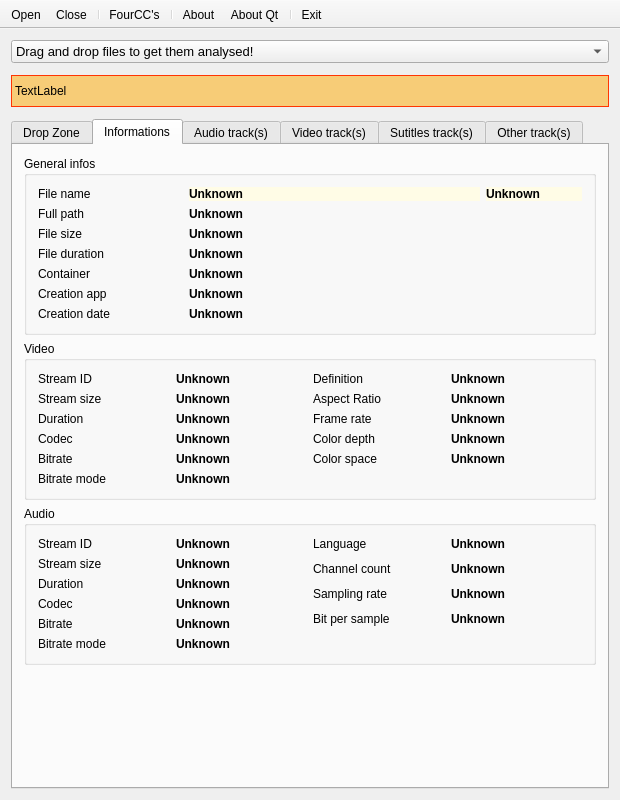
Qt form mini_analyser/ui/mainwindow.ui (emericg/MiniVideo) before a commit.
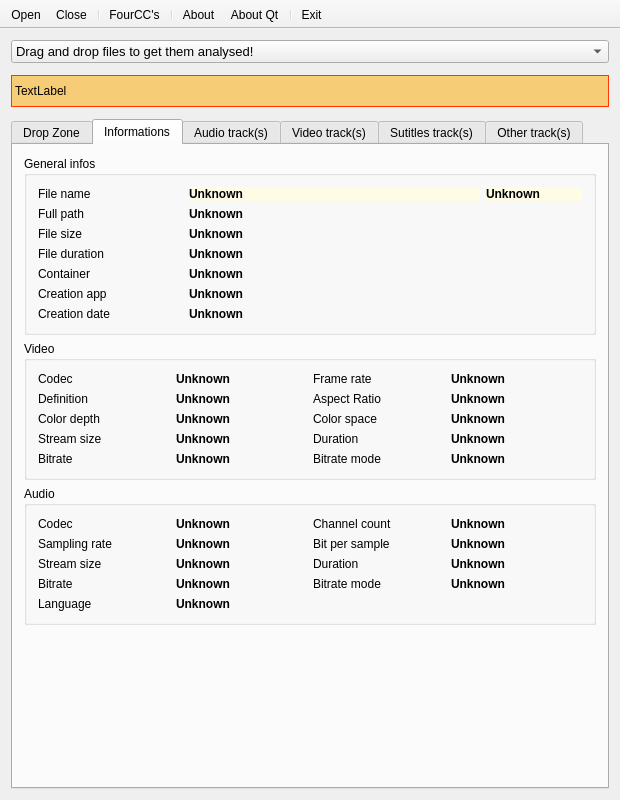
The same form after that commit. The open tabs and pages were chosen to show the change. Icons and pictures are not drawn.

Commit message: Improve mini_analyser GUI

Diff of the .ui file:
```diff
--- a/mini_analyser/ui/mainwindow.ui
+++ b/mini_analyser/ui/mainwindow.ui
@@ -455,82 +455,6 @@
            <string>Video</string>
           </property>
           <layout class="QGridLayout" name="gridLayout_3">
-           <item row="8" column="0">
-            <widget class="QLabel" name="label_48">
-             <property name="text">
-              <string>Bitrate mode</string>
-             </property>
-            </widget>
-           </item>
-           <item row="0" column="0">
-            <widget class="QLabel" name="label_34">
-             <property name="text">
-              <string>Stream ID</string>
-             </property>
-            </widget>
-           </item>
-           <item row="0" column="1">
-            <widget class="QLabel" name="label_video_id">
-             <property name="font">
-              <font>
-               <weight>75</weight>
-               <bold>true</bold>
-              </font>
-             </property>
-             <property name="text">
-              <string>Unknown</string>
-             </property>
-             <property name="textInteractionFlags">
-              <set>Qt::LinksAccessibleByMouse|Qt::TextSelectableByKeyboard|Qt::TextSelectableByMouse</set>
-             </property>
-            </widget>
-           </item>
-           <item row="0" column="2">
-            <widget class="QLabel" name="label_35">
-             <property name="text">
-              <string>Definition</string>
-             </property>
-            </widget>
-           </item>
-           <item row="0" column="3">
-            <widget class="QLabel" name="label_video_definition">
-             <property name="font">
-              <font>
-               <weight>75</weight>
-               <bold>true</bold>
-              </font>
-             </property>
-             <property name="text">
-              <string>Unknown</string>
-             </property>
-             <property name="textInteractionFlags">
-              <set>Qt::LinksAccessibleByMouse|Qt::TextSelectableByKeyboard|Qt::TextSelectableByMouse</set>
-             </property>
-            </widget>
-           </item>
-           <item row="1" column="0">
-            <widget class="QLabel" name="label_36">
-             <property name="text">
-              <string>Stream size</string>
-             </property>
-            </widget>
-           </item>
-           <item row="1" column="1">
-            <widget class="QLabel" name="label_video_size">
-             <property name="font">
-              <font>
-               <weight>75</weight>
-               <bold>true</bold>
-              </font>
-             </property>
-             <property name="text">
-              <string>Unknown</string>
-             </property>
-             <property name="textInteractionFlags">
-              <set>Qt::LinksAccessibleByMouse|Qt::TextSelectableByKeyboard|Qt::TextSelectableByMouse</set>
-             </property>
-            </widget>
-           </item>
            <item row="1" column="2">
             <widget class="QLabel" name="label_37">
              <property name="text">
@@ -554,14 +478,60 @@
              </property>
             </widget>
            </item>
-           <item row="2" column="2">
+           <item row="3" column="0">
+            <widget class="QLabel" name="label_36">
+             <property name="text">
+              <string>Stream size</string>
+             </property>
+            </widget>
+           </item>
+           <item row="0" column="0">
+            <widget class="QLabel" name="label_42">
+             <property name="text">
+              <string>Codec</string>
+             </property>
+            </widget>
+           </item>
+           <item row="3" column="1">
+            <widget class="QLabel" name="label_video_size">
+             <property name="font">
+              <font>
+               <weight>75</weight>
+               <bold>true</bold>
+              </font>
+             </property>
+             <property name="text">
+              <string>Unknown</string>
+             </property>
+             <property name="textInteractionFlags">
+              <set>Qt::LinksAccessibleByMouse|Qt::TextSelectableByKeyboard|Qt::TextSelectableByMouse</set>
+             </property>
+            </widget>
+           </item>
+           <item row="0" column="1">
+            <widget class="QLabel" name="label_video_codec">
+             <property name="font">
+              <font>
+               <weight>75</weight>
+               <bold>true</bold>
+              </font>
+             </property>
+             <property name="text">
+              <string>Unknown</string>
+             </property>
+             <property name="textInteractionFlags">
+              <set>Qt::LinksAccessibleByMouse|Qt::TextSelectableByKeyboard|Qt::TextSelectableByMouse</set>
+             </property>
+            </widget>
+           </item>
+           <item row="0" column="2">
             <widget class="QLabel" name="label_46">
              <property name="text">
               <string>Frame rate</string>
              </property>
             </widget>
            </item>
-           <item row="2" column="3">
+           <item row="0" column="3">
             <widget class="QLabel" name="label_video_framerate">
              <property name="font">
               <font>
@@ -577,14 +547,106 @@
              </property>
             </widget>
            </item>
-           <item row="4" column="2">
+           <item row="3" column="3">
+            <widget class="QLabel" name="label_video_duration">
+             <property name="font">
+              <font>
+               <weight>75</weight>
+               <bold>true</bold>
+              </font>
+             </property>
+             <property name="text">
+              <string>Unknown</string>
+             </property>
+             <property name="textInteractionFlags">
+              <set>Qt::LinksAccessibleByMouse|Qt::TextSelectableByKeyboard|Qt::TextSelectableByMouse</set>
+             </property>
+            </widget>
+           </item>
+           <item row="3" column="2">
+            <widget class="QLabel" name="label_41">
+             <property name="text">
+              <string>Duration</string>
+             </property>
+            </widget>
+           </item>
+           <item row="1" column="0">
+            <widget class="QLabel" name="label_35">
+             <property name="text">
+              <string>Definition</string>
+             </property>
+            </widget>
+           </item>
+           <item row="5" column="0">
+            <widget class="QLabel" name="label_47">
+             <property name="text">
+              <string>Bitrate</string>
+             </property>
+            </widget>
+           </item>
+           <item row="1" column="1">
+            <widget class="QLabel" name="label_video_definition">
+             <property name="font">
+              <font>
+               <weight>75</weight>
+               <bold>true</bold>
+              </font>
+             </property>
+             <property name="text">
+              <string>Unknown</string>
+             </property>
+             <property name="textInteractionFlags">
+              <set>Qt::LinksAccessibleByMouse|Qt::TextSelectableByKeyboard|Qt::TextSelectableByMouse</set>
+             </property>
+            </widget>
+           </item>
+           <item row="5" column="1">
+            <widget class="QLabel" name="label_video_bitrate">
+             <property name="font">
+              <font>
+               <weight>75</weight>
+               <bold>true</bold>
+              </font>
+             </property>
+             <property name="text">
+              <string>Unknown</string>
+             </property>
+             <property name="textInteractionFlags">
+              <set>Qt::LinksAccessibleByMouse|Qt::TextSelectableByKeyboard|Qt::TextSelectableByMouse</set>
+             </property>
+            </widget>
+           </item>
+           <item row="5" column="2">
+            <widget class="QLabel" name="label_48">
+             <property name="text">
+              <string>Bitrate mode</string>
+             </property>
+            </widget>
+           </item>
+           <item row="5" column="3">
+            <widget class="QLabel" name="label_video_bitratemode">
+             <property name="font">
+              <font>
+               <weight>75</weight>
+               <bold>true</bold>
+              </font>
+             </property>
+             <property name="text">
+              <string>Unknown</string>
+             </property>
+             <property name="textInteractionFlags">
+              <set>Qt::LinksAccessibleByMouse|Qt::TextSelectableByKeyboard|Qt::TextSelectableByMouse</set>
+             </property>
+            </widget>
+           </item>
+           <item row="2" column="0">
             <widget class="QLabel" name="label_38">
              <property name="text">
               <string>Color depth</string>
              </property>
             </widget>
            </item>
-           <item row="4" column="3">
+           <item row="2" column="1">
             <widget class="QLabel" name="label_video_color_depth">
              <property name="font">
               <font>
@@ -600,14 +662,14 @@
              </property>
             </widget>
            </item>
-           <item row="5" column="2">
+           <item row="2" column="2">
             <widget class="QLabel" name="label_40">
              <property name="text">
               <string>Color space</string>
              </property>
             </widget>
            </item>
-           <item row="5" column="3">
+           <item row="2" column="3">
             <widget class="QLabel" name="label_video_color_subsampling">
              <property name="font">
               <font>
@@ -623,91 +685,6 @@
              </property>
             </widget>
            </item>
-           <item row="8" column="1">
-            <widget class="QLabel" name="label_video_bitratemode">
-             <property name="font">
-              <font>
-               <weight>75</weight>
-               <bold>true</bold>
-              </font>
-             </property>
-             <property name="text">
-              <string>Unknown</string>
-             </property>
-             <property name="textInteractionFlags">
-              <set>Qt::LinksAccessibleByMouse|Qt::TextSelectableByKeyboard|Qt::TextSelectableByMouse</set>
-             </property>
-            </widget>
-           </item>
-           <item row="5" column="0">
-            <widget class="QLabel" name="label_47">
-             <property name="text">
-              <string>Bitrate</string>
-             </property>
-            </widget>
-           </item>
-           <item row="5" column="1">
-            <widget class="QLabel" name="label_video_bitrate">
-             <property name="font">
-              <font>
-               <weight>75</weight>
-               <bold>true</bold>
-              </font>
-             </property>
-             <property name="text">
-              <string>Unknown</string>
-             </property>
-             <property name="textInteractionFlags">
-              <set>Qt::LinksAccessibleByMouse|Qt::TextSelectableByKeyboard|Qt::TextSelectableByMouse</set>
-             </property>
-            </widget>
-           </item>
-           <item row="2" column="0">
-            <widget class="QLabel" name="label_41">
-             <property name="text">
-              <string>Duration</string>
-             </property>
-            </widget>
-           </item>
-           <item row="4" column="0">
-            <widget class="QLabel" name="label_42">
-             <property name="text">
-              <string>Codec</string>
-             </property>
-            </widget>
-           </item>
-           <item row="2" column="1">
-            <widget class="QLabel" name="label_video_duration">
-             <property name="font">
-              <font>
-               <weight>75</weight>
-               <bold>true</bold>
-              </font>
-             </property>
-             <property name="text">
-              <string>Unknown</string>
-             </property>
-             <property name="textInteractionFlags">
-              <set>Qt::LinksAccessibleByMouse|Qt::TextSelectableByKeyboard|Qt::TextSelectableByMouse</set>
-             </property>
-            </widget>
-           </item>
-           <item row="4" column="1">
-            <widget class="QLabel" name="label_video_codec">
-             <property name="font">
-              <font>
-               <weight>75</weight>
-               <bold>true</bold>
-              </font>
-             </property>
-             <property name="text">
-              <string>Unknown</string>
-             </property>
-             <property name="textInteractionFlags">
-              <set>Qt::LinksAccessibleByMouse|Qt::TextSelectableByKeyboard|Qt::TextSelectableByMouse</set>
-             </property>
-            </widget>
-           </item>
           </layout>
          </widget>
         </item>
@@ -718,14 +695,14 @@
           </property>
           <layout class="QGridLayout" name="gridLayout_4">
            <item row="0" column="0">
-            <widget class="QLabel" name="label_21">
+            <widget class="QLabel" name="label_18">
              <property name="text">
-              <string>Stream ID</string>
+              <string>Codec</string>
              </property>
             </widget>
            </item>
            <item row="0" column="1">
-            <widget class="QLabel" name="label_audio_id">
+            <widget class="QLabel" name="label_audio_codec">
              <property name="font">
               <font>
                <weight>75</weight>
@@ -740,60 +717,21 @@
              </property>
             </widget>
            </item>
-           <item row="0" column="2">
+           <item row="4" column="0">
             <widget class="QLabel" name="label_24">
              <property name="text">
               <string>Language</string>
              </property>
             </widget>
            </item>
-           <item row="0" column="3">
-            <widget class="QLabel" name="label_audio_lng">
-             <property name="font">
-              <font>
-               <weight>75</weight>
-               <bold>true</bold>
-              </font>
-             </property>
-             <property name="text">
-              <string>Unknown</string>
-             </property>
-             <property name="textInteractionFlags">
-              <set>Qt::LinksAccessibleByMouse|Qt::TextSelectableByKeyboard|Qt::TextSelectableByMouse</set>
-             </property>
-            </widget>
-           </item>
-           <item row="1" column="0">
-            <widget class="QLabel" name="label_22">
-             <property name="text">
-              <string>Stream size</string>
-             </property>
-            </widget>
-           </item>
-           <item row="1" column="1">
-            <widget class="QLabel" name="label_audio_size">
-             <property name="font">
-              <font>
-               <weight>75</weight>
-               <bold>true</bold>
-              </font>
-             </property>
-             <property name="text">
-              <string>Unknown</string>
-             </property>
-             <property name="textInteractionFlags">
-              <set>Qt::LinksAccessibleByMouse|Qt::TextSelectableByKeyboard|Qt::TextSelectableByMouse</set>
-             </property>
-            </widget>
-           </item>
-           <item row="1" column="2" rowspan="2">
+           <item row="0" column="2">
             <widget class="QLabel" name="label_45">
              <property name="text">
               <string>Channel count</string>
              </property>
             </widget>
            </item>
-           <item row="1" column="3" rowspan="2">
+           <item row="0" column="3">
             <widget class="QLabel" name="label_audio_channels">
              <property name="font">
               <font>
@@ -809,15 +747,8 @@
              </property>
             </widget>
            </item>
-           <item row="2" column="0" rowspan="2">
-            <widget class="QLabel" name="label_17">
-             <property name="text">
-              <string>Duration</string>
-             </property>
-            </widget>
-           </item>
-           <item row="2" column="1" rowspan="2">
-            <widget class="QLabel" name="label_audio_duration">
+           <item row="1" column="3">
+            <widget class="QLabel" name="label_audio_bitpersample">
              <property name="font">
               <font>
                <weight>75</weight>
@@ -832,61 +763,15 @@
              </property>
             </widget>
            </item>
-           <item row="3" column="2" rowspan="2">
-            <widget class="QLabel" name="label_43">
-             <property name="text">
-              <string>Sampling rate</string>
-             </property>
-            </widget>
-           </item>
-           <item row="3" column="3" rowspan="2">
-            <widget class="QLabel" name="label_audio_samplingrate">
-             <property name="font">
-              <font>
-               <weight>75</weight>
-               <bold>true</bold>
-              </font>
-             </property>
-             <property name="text">
-              <string>Unknown</string>
-             </property>
-             <property name="textInteractionFlags">
-              <set>Qt::LinksAccessibleByMouse|Qt::TextSelectableByKeyboard|Qt::TextSelectableByMouse</set>
-             </property>
-            </widget>
-           </item>
-           <item row="4" column="0" rowspan="2">
-            <widget class="QLabel" name="label_18">
-             <property name="text">
-              <string>Codec</string>
-             </property>
-            </widget>
-           </item>
-           <item row="4" column="1" rowspan="2">
-            <widget class="QLabel" name="label_audio_codec">
-             <property name="font">
-              <font>
-               <weight>75</weight>
-               <bold>true</bold>
-              </font>
-             </property>
-             <property name="text">
-              <string>Unknown</string>
-             </property>
-             <property name="textInteractionFlags">
-              <set>Qt::LinksAccessibleByMouse|Qt::TextSelectableByKeyboard|Qt::TextSelectableByMouse</set>
-             </property>
-            </widget>
-           </item>
-           <item row="5" column="2" rowspan="2">
+           <item row="1" column="2">
             <widget class="QLabel" name="label_78">
              <property name="text">
               <string>Bit per sample</string>
              </property>
             </widget>
            </item>
-           <item row="5" column="3" rowspan="2">
-            <widget class="QLabel" name="label_audio_bitpersample">
+           <item row="1" column="1">
+            <widget class="QLabel" name="label_audio_samplingrate">
              <property name="font">
               <font>
                <weight>75</weight>
@@ -901,15 +786,22 @@
              </property>
             </widget>
            </item>
-           <item row="6" column="0">
-            <widget class="QLabel" name="label_19">
+           <item row="1" column="0">
+            <widget class="QLabel" name="label_43">
              <property name="text">
-              <string>Bitrate</string>
+              <string>Sampling rate</string>
              </property>
             </widget>
            </item>
-           <item row="6" column="1">
-            <widget class="QLabel" name="label_audio_bitrate">
+           <item row="2" column="0">
+            <widget class="QLabel" name="label_22">
+             <property name="text">
+              <string>Stream size</string>
+             </property>
+            </widget>
+           </item>
+           <item row="2" column="1">
+            <widget class="QLabel" name="label_audio_size">
              <property name="font">
               <font>
                <weight>75</weight>
@@ -924,14 +816,30 @@
              </property>
             </widget>
            </item>
-           <item row="7" column="0">
-            <widget class="QLabel" name="label_20">
+           <item row="2" column="2">
+            <widget class="QLabel" name="label_17">
              <property name="text">
-              <string>Bitrate mode</string>
+              <string>Duration</string>
              </property>
             </widget>
            </item>
-           <item row="7" column="1">
+           <item row="2" column="3">
+            <widget class="QLabel" name="label_audio_duration">
+             <property name="font">
+              <font>
+               <weight>75</weight>
+               <bold>true</bold>
+              </font>
+             </property>
+             <property name="text">
+              <string>Unknown</string>
+             </property>
+             <property name="textInteractionFlags">
+              <set>Qt::LinksAccessibleByMouse|Qt::TextSelectableByKeyboard|Qt::TextSelectableByMouse</set>
+             </property>
+            </widget>
+           </item>
+           <item row="3" column="3">
             <widget class="QLabel" name="label_audio_bitrate_mode">
              <property name="font">
               <font>
@@ -947,6 +855,52 @@
              </property>
             </widget>
            </item>
+           <item row="3" column="2">
+            <widget class="QLabel" name="label_20">
+             <property name="text">
+              <string>Bitrate mode</string>
+             </property>
+            </widget>
+           </item>
+           <item row="4" column="1">
+            <widget class="QLabel" name="label_audio_lng">
+             <property name="font">
+              <font>
+               <weight>75</weight>
+               <bold>true</bold>
+              </font>
+             </property>
+             <property name="text">
+              <string>Unknown</string>
+             </property>
+             <property name="textInteractionFlags">
+              <set>Qt::LinksAccessibleByMouse|Qt::TextSelectableByKeyboard|Qt::TextSelectableByMouse</set>
+             </property>
+            </widget>
+           </item>
+           <item row="3" column="1">
+            <widget class="QLabel" name="label_audio_bitrate">
+             <property name="font">
+              <font>
+               <weight>75</weight>
+               <bold>true</bold>
+              </font>
+             </property>
+             <property name="text">
+              <string>Unknown</string>
+             </property>
+             <property name="textInteractionFlags">
+              <set>Qt::LinksAccessibleByMouse|Qt::TextSelectableByKeyboard|Qt::TextSelectableByMouse</set>
+             </property>
+            </widget>
+           </item>
+           <item row="3" column="0">
+            <widget class="QLabel" name="label_19">
+             <property name="text">
+              <string>Bitrate</string>
+             </property>
+            </widget>
+           </item>
           </layout>
          </widget>
         </item>
```
Left out of the diff: 2 changed lines with no effect on the pictures. The commit also changes 1 other file.
